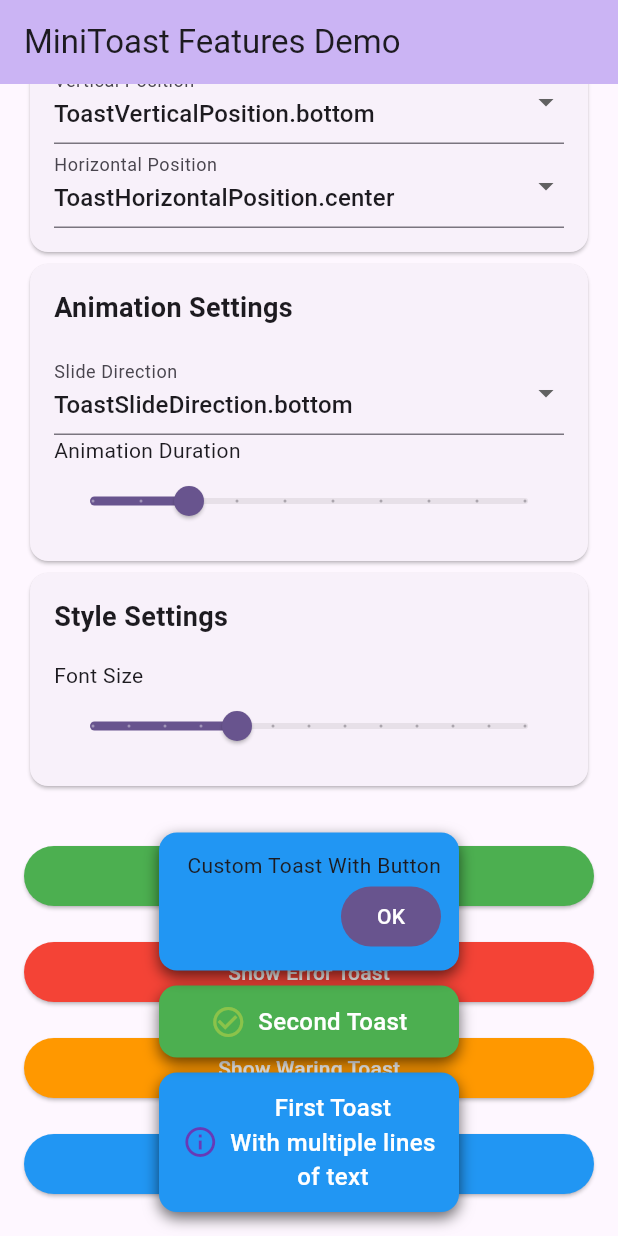
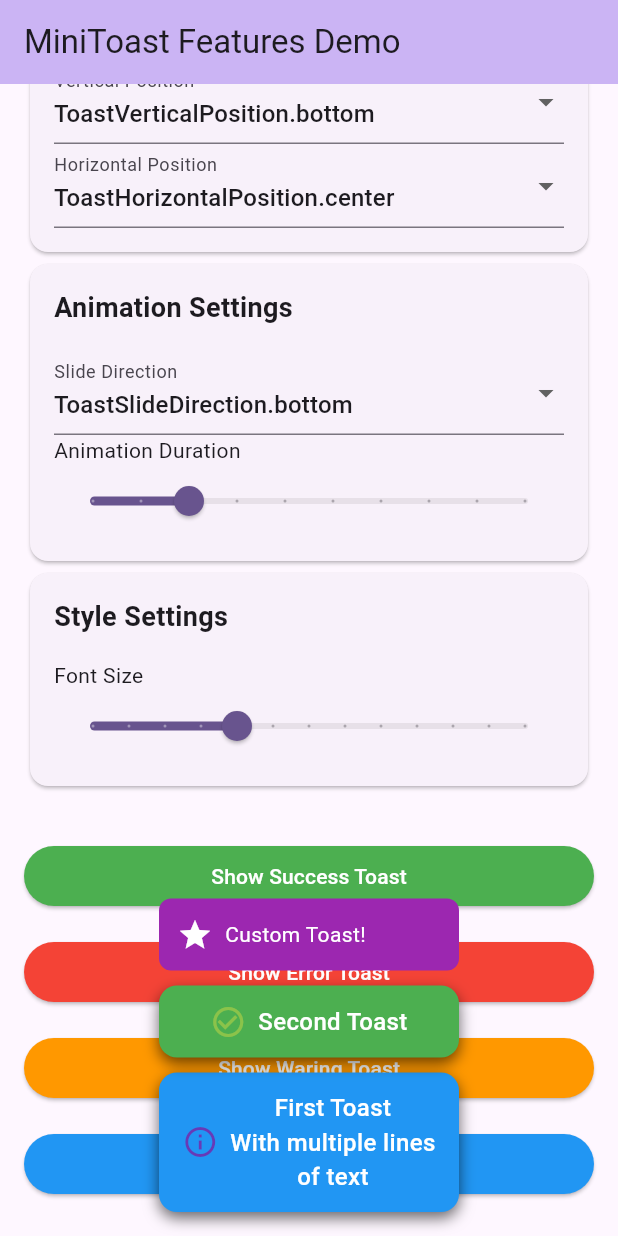
Before and after one commit to zohaibanwer984/mini_toast, a Flutter app: the screen it shows after launch, scrolled down 94 dp, after a tap on "Show Multiple Toasts", on a phone screen of 412 x 824 dp. Run offline on Flutter 3.47's test engine with Material 3 defaults, Android fonts, the phone set to English and light mode, and no system bars.

Commit message:
Updated Example

```diff
--- a/example/lib/main.dart
+++ b/example/lib/main.dart
@@ -204,19 +204,22 @@ class _MyHomePageState extends State<MyHomePage> {
                 });
                 Future.delayed(const Duration(milliseconds: 400), () {
                   MiniToast.instance.showCustom(
-                    displayDuration: const Duration(seconds: 3),
-                    builder: (_) {
-                      return Column(
-                        crossAxisAlignment: CrossAxisAlignment.end,
-                        children: [
-                          Text("Custom Toast With Button"),
-                          FilledButton(
-                            onPressed: () {},
-                            child: Text("OK"),
-                          ),
-                        ],
-                      );
-                    },
+                    decoration: BoxDecoration(
+                      color: Colors.purple,
+                      borderRadius: BorderRadius.circular(8),
+                    ),
+                    builder: (context) => Row(
+                      mainAxisSize: MainAxisSize.min,
+                      children: [
+                        const Icon(Icons.star, color: Colors.white),
+                        const SizedBox(width: 8),
+                        Text(
+                          'Custom Toast!',
+                          style: TextStyle(color: Colors.white),
+                        ),
+                      ],
+                    ),
+                    displayDuration: Duration(seconds: 5),
                   );
                 });
               },
```
